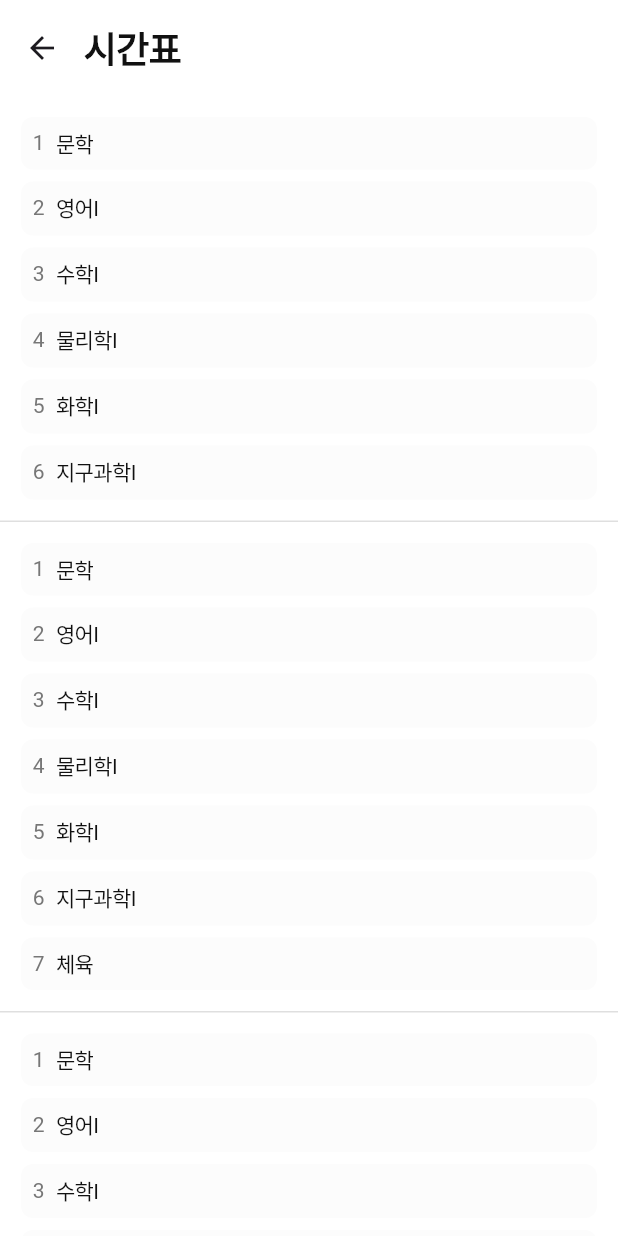
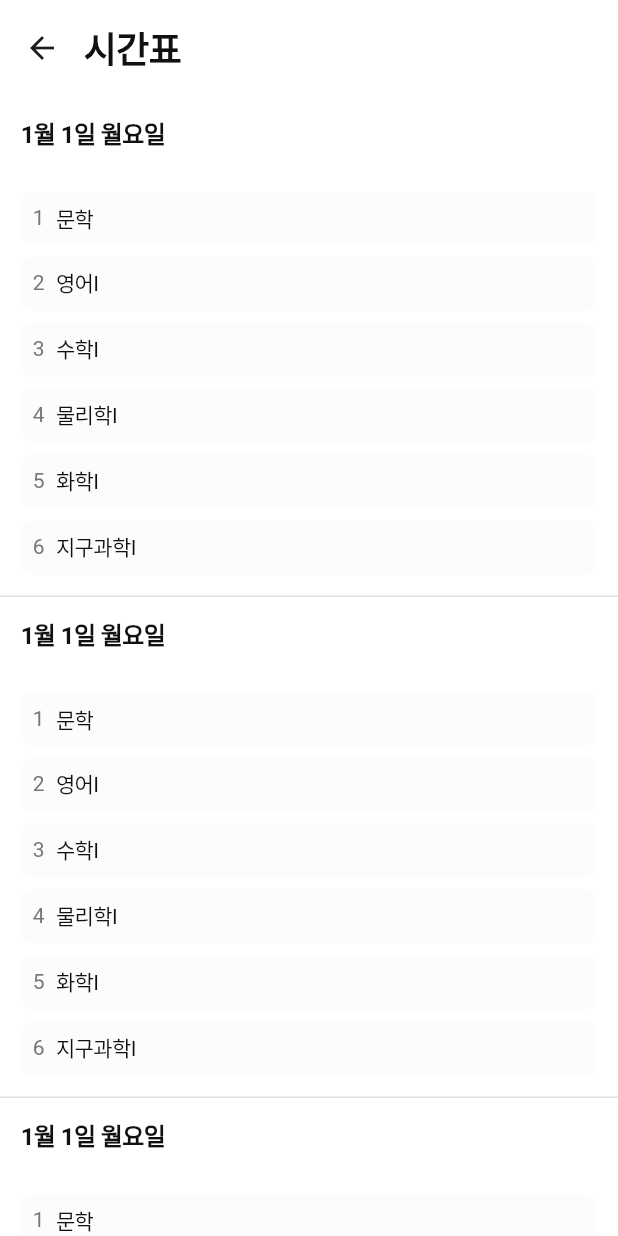
Before and after one commit to dohun0310/BYHS-App, a Flutter app: the WeekTimeTablePage screen opened directly, on a phone screen of 412 x 824 dp. Run offline on Flutter 3.47's test engine with Material 3 defaults, Android fonts, the phone set to English and light mode, and no system bars; our stand-ins replace flutter_dotenv, shared_preferences; accounts and stored records are empty.

Commit message:
edit WeekTimeTablePage

```diff
--- a/lib/pages/weektimetable/main.dart
+++ b/lib/pages/weektimetable/main.dart
@@ -16,30 +16,41 @@ class WeekTimeTablePage extends StatelessWidget {
         child: SingleChildScrollView(
           child: Column(
             children: [
+              Column(
+                children: [
+                  DateContainer(date: "1월 1일 월요일"),
                   TimeTableContainer(
-                date: "1월 1일 월요일",
                     period: ["1", "2", "3", "4", "5", "6"],
                     subject: ["문학", "영어I", "수학I", "물리학I", "화학I", "지구과학I"]
                   ),
+                ],
+              ),
+              Column(
+                children: [
+                  DateContainer(date: "1월 1일 월요일"),
                   TimeTableContainer(
-                date: "1월 2일 화요일",
-                period: ["1", "2", "3", "4", "5", "6", "7"],
-                subject: ["문학", "영어I", "수학I", "물리학I", "화학I", "지구과학I", "체육"]
+                    period: ["1", "2", "3", "4", "5", "6"],
+                    subject: ["문학", "영어I", "수학I", "물리학I", "화학I", "지구과학I"]
                   ),
+                ],
+              ),
+              Column(
+                children: [
+                  DateContainer(date: "1월 1일 월요일"),
                   TimeTableContainer(
-                date: "1월 3일 수요일",
                     period: ["1", "2", "3", "4", "5", "6"],
-                subject: ["문학", "영어I", "수학I", "물리학I", "화학I", "지구과학I", "체육"]
+                    subject: ["문학", "영어I", "수학I", "물리학I", "화학I", "지구과학I"]
                   ),
+                ],
+              ),
+              Column(
+                children: [
+                  DateContainer(date: "1월 1일 월요일"),
                   TimeTableContainer(
-                date: "1월 4일 목요일",
                     period: ["1", "2", "3", "4", "5", "6"],
-                subject: ["문학", "영어I", "수학I", "물리학I", "화학I", "지구과학I", "체육"]
+                    subject: ["문학", "영어I", "수학I", "물리학I", "화학I", "지구과학I"]
                   ),
-              TimeTableContainer(
-                date: "1월 5일 금요일",
-                period: ["1", "2", "3", "4", "5", "6"],
-                subject: ["문학", "영어I", "수학I", "물리학I", "화학I", "지구과학I", "체육"]
+                ],
               ),
             ],
           )
```
Lines whose indentation alone changed are shown as unchanged.
